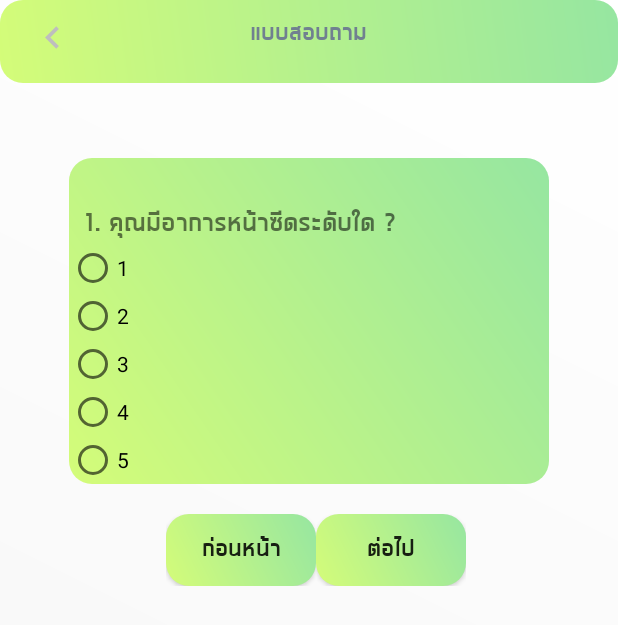
After one commit to jittanan14/Yhinyhang, an Android app: the Question screen opened directly, with no data from a screen before it, on a phone screen of 412 x 824 dp. The commit adds this screen. Shown: the top 625 px of the screen. Run offline under Robolectric (Android 15) with nearby library versions, the phone set to English and light mode, and no system bars.

Commit message:
change question

```diff
--- a/app/src/main/AndroidManifest.xml
+++ b/app/src/main/AndroidManifest.xml
@@ -12,7 +12,8 @@
         android:roundIcon="@mipmap/ic_launcher_round"
         android:supportsRtl="true"
         android:theme="@style/AppTheme">
-        <activity android:name=".LogIn"></activity>
+        <activity android:name=".Question"></activity>
+        <activity android:name=".LogIn" />
         <activity android:name=".Register" />
         <activity android:name=".MainActivity">
             <intent-filter>
--- a/app/src/main/java/com/example/jittanan/yhinyhang/MainActivity.java
+++ b/app/src/main/java/com/example/jittanan/yhinyhang/MainActivity.java
@@ -3,7 +3,6 @@ import android.content.Intent;
 import android.content.SharedPreferences;
 import android.support.v7.app.AppCompatActivity;
 import android.os.Bundle;
-
 import android.view.View;
 import android.widget.Button;
 import android.widget.EditText;
@@ -45,7 +44,6 @@ public class MainActivity extends AppCompatActivity {
                 public void onClick(View v) {
                     edit.clear();
                     edit.commit();
-
                     startActivity(new Intent(MainActivity.this,LogIn.class));
                 }
             });
--- /dev/null
+++ b/app/src/main/java/com/example/jittanan/yhinyhang/Question.java
@@ -0,0 +1,169 @@
+package com.example.jittanan.yhinyhang;
+
+import android.support.v7.app.AppCompatActivity;
+import android.os.Bundle;
+import android.util.Log;
+import android.view.View;
+import android.widget.Button;
+import android.widget.RadioButton;
+import android.widget.TextView;
+import android.widget.Toast;
+
+import java.util.ArrayList;
+
+public class Question extends AppCompatActivity {
+
+    ArrayList<String> question;
+    TextView Text_question ;
+    Button button_next ;
+    Button button_previous;
+    RadioButton radioButton1;
+    RadioButton radioButton2;
+    RadioButton radioButton3;
+    RadioButton radioButton4;
+    RadioButton radioButton5;
+
+    RadioButton[] radioAnswer;
+
+    int index = 1;
+
+    @Override
+    protected void onCreate(Bundle savedInstanceState) {
+        super.onCreate(savedInstanceState);
+        setContentView(R.layout.activity_question);
+        getSupportActionBar().hide();
+
+        Text_question = findViewById(R.id.Text_question);
+        button_next = findViewById(R.id.button_next_question);
+        button_previous = findViewById(R.id.button_previous_question);
+        radioButton1 = findViewById(R.id.radioButton1);
+        radioButton2 = findViewById(R.id.radioButton2);
+        radioButton3 = findViewById(R.id.radioButton3);
+        radioButton4 = findViewById(R.id.radioButton4);
+        radioButton5 = findViewById(R.id.radioButton5);
+
+        radioAnswer = new RadioButton[5];
+        radioAnswer[0] = radioButton1;
+        radioAnswer[1] = radioButton2;
+        radioAnswer[2] = radioButton3;
+        radioAnswer[3] = radioButton4;
+        radioAnswer[4] = radioButton5;
+
+        setQuestion();
+
+        button_next.setOnClickListener(new View.OnClickListener() {
+            @Override
+            public void onClick(View v) {
+                radioButton1.setSelected(false);
+                Log.e("Question", String.valueOf(radioButton1.isChecked()));
+
+                radioButton1.setChecked(false);
+
+                updateAnswer();
+
+                String point_question = Checkpoint();
+                if (!point_question.isEmpty()) {
+                    updateQuestion();
+                }
+                else {
+                    Toast.makeText(Question.this, "กรุณาเลือกระดับคะแนน", Toast.LENGTH_SHORT).show();
+                }
+
+            }
+        });
+//
+//        button_previous.setOnClickListener(new View.OnClickListener() {
+//            @Override
+//            public void onClick(View v) {
+//                String point_question = Checkpoint();
+//                if (!point_question.isEmpty()) {
+//                    for (int i = 0; i < question.size(); i++) {
+//                        Text_question.setText(i + 1 + " " + question.get(i));
+//                    }
+//
+//                }else {
+//                    Toast.makeText(Question.this, "กรุณาเลือกระดับคะแนน", Toast.LENGTH_SHORT).show();
+//
+//                }
+//            }
+//        });
+
+    }
+
+    public void updateQuestion() {
+        Text_question.setText(index+". "+question.get(index));
+
+        index++;
+    }
+
+    public void updateAnswer() {
+        for(int i=0; i<radioAnswer.length; i++) {
+            radioAnswer[i].setChecked(false);
+        }
+    }
+
+    public int Random_question(){
+
+        int j = 0;
+
+        for (int i=0; i< question.size(); i++) {
+            j=i;
+            return j ;
+        }
+
+
+    return 0;
+
+    }
+
+    public void setQuestion(){
+        question = new ArrayList<>();
+
+        question.add(" ");
+        //yhin
+        question.add("คุณมีอาการหน้าซีดระดับใด ?");
+        question.add("คุณหายใจเบาระดับใด ?");
+        question.add("คุณขี้หนาวระดับใด ?");
+        question.add("คุณรู้สึกไม่ค่อยมีแรงระดับใด ?");
+        question.add("คุณอุจจาระน้อยและค่อนข้างเหลวระดับใด?");
+        question.add("คุณปัสสาวะมากและใสระดับใด ?");
+        question.add("คุณรู้สึกท้องอืดระดับใด ?");
+        question.add("คุณร้อนในระดับใด ?");
+        question.add("คุณปากแห้งระดับใด ?");
+        question.add("คุณคอแห้งหรือไม่ ?");
+        question.add("คุณข้ีหงุดหงิดหรือไม่ ?");
+        question.add("คุณผิวแห้งหรือไม่ ?");
+        question.add("คุณฝ่ามือและฝ่าเท้าร้อนหรือไม่ ?");
+
+        //yhang
+        question.add("คุณหน้าแดงระดับใด ?");
+        question.add("คุณหายใจแรงระดับใด ?");
+        question.add("คุณรู้สึกตัวร้อนระดับใด?");
+        question.add("คุณคอแห้งระดับใด ?");
+        question.add("คุณชอบด่ืมนํ้าเย็นระดับใด?");
+        question.add("คุณท้องผูกระดับใด ?");
+        question.add("คุณปัสสาวะเหลืองเข้มระดับใด ?");
+        question.add("ฝ่ามือและฝ่าเท้าของคุณเย็นง่ายระดับใด ?");
+        question.add("คุณปัสสาวะบ่อยตอนกลางคืนระดับใด ?");
+        question.add("คุณหน้าตาซีดระดับใด ?");
+
+        Text_question.setText(index + ". " + question.get(1));
+
+    }
+
+    public String Checkpoint() {
+
+        if (radioButton1.isChecked()) {
+            return "1";
+        } else if(radioButton2.isChecked()){
+            return "2";
+        }else if (radioButton3.isChecked()){
+            return "3";
+        }else if (radioButton4.isChecked()) {
+            return "4";
+        }else {;
+            return "5";
+        }
+    }
+
+}
--- a/app/src/main/java/com/example/jittanan/yhinyhang/User.java
+++ b/app/src/main/java/com/example/jittanan/yhinyhang/User.java
@@ -2,7 +2,7 @@ package com.example.jittanan.yhinyhang;
 
 public class User {
     private  String email, password, username,
-            gender, birthday, element,food,image_user;
+            gender, birthday, element,body,food,image_user;
 
     public User(String email, String firstname, String lastname, String gender, String birthday, String telephone, String image_user) {
         this.email = email;
@@ -11,6 +11,7 @@ public class User {
         this.gender = gender;
         this.birthday = birthday;
         this.element = element;
+        this.body = body;
         this.food = food;
         this.image_user = image_user;
     }
@@ -35,6 +36,8 @@ public class User {
         return element;
     }
 
+    public String getBody() { return  body; }
+
     public String getFood() { return food;}
 
     public String getImage_user() {
--- a/app/src/main/java/com/example/jittanan/yhinyhang/api/Api.java
+++ b/app/src/main/java/com/example/jittanan/yhinyhang/api/Api.java
@@ -19,6 +19,7 @@ public interface Api {
             @Field("gender_user") String gender_user,
             @Field("Birth_user") String Birth_user,
             @Field("element_user") String element_user,
+            @Field("body_user") String body_user,
             @Field("food_user") String food_user,
             @Field("Pic_user") String Pic_user
     );
--- a/app/src/main/res/layout/activity_log_in.xml
+++ b/app/src/main/res/layout/activity_log_in.xml
@@ -72,7 +72,6 @@
         android:layout_centerHorizontal="true"
         >
         <LinearLayout
-
             android:layout_width="100dp"
             android:layout_height="wrap_content"
             android:layout_marginTop="70px"
--- /dev/null
+++ b/app/src/main/res/layout/activity_question.xml
@@ -0,0 +1,148 @@
+<?xml version="1.0" encoding="utf-8"?>
+<RelativeLayout xmlns:android="http://schemas.android.com/apk/res/android"
+    xmlns:tools="http://schemas.android.com/tools"
+    android:layout_width="match_parent"
+    android:layout_height="match_parent"
+    android:background="@drawable/bg_main"
+    android:orientation="vertical"
+    tools:context=".Question">
+
+
+    <android.support.v7.widget.Toolbar
+        android:id="@+id/toolbar"
+        android:layout_width="match_parent"
+        android:layout_height="55dp"
+        android:background="@drawable/gradient_bg"
+        android:baselineAligned="false" />
+
+    <Button
+        android:id="@+id/button_back_profile"
+        android:layout_width="30dp"
+        android:layout_height="30dp"
+        android:layout_marginLeft="20dp"
+        android:layout_marginTop="10dp"
+        android:background="@drawable/ic_back" />
+
+    <TextView
+        android:id="@+id/question"
+        android:layout_width="wrap_content"
+        android:layout_height="wrap_content"
+        android:layout_centerHorizontal="true"
+        android:layout_marginTop="10dp"
+        android:fontFamily="@font/printable4u"
+        android:gravity="center"
+        android:text="แบบสอบถาม"
+        android:textColor="#708090"
+        android:textSize="20sp" />
+
+    <LinearLayout
+        android:id="@+id/Layout_question"
+        android:layout_width="320dp"
+        android:layout_height="wrap_content"
+        android:layout_centerHorizontal="true"
+        android:orientation="vertical"
+        android:layout_below="@id/toolbar"
+        android:layout_marginTop="50dp"
+        android:background="@drawable/gradient_bg">
+
+        <TextView
+            android:id="@+id/Text_question"
+            android:layout_width="match_parent"
+            android:layout_height="wrap_content"
+            android:paddingLeft="10dp"
+            android:paddingRight="10dp"
+            android:paddingTop="30dp"
+            android:fontFamily="@font/printable4u"
+            android:textSize="22dp"/>
+
+        <RadioGroup
+            android:layout_width="match_parent"
+            android:layout_height="match_parent"
+            >
+
+        <RadioButton
+            android:id="@+id/radioButton1"
+            android:layout_width="match_parent"
+            android:layout_height="wrap_content"
+            android:text="1" />
+        <RadioButton
+            android:id="@+id/radioButton2"
+            android:layout_width="match_parent"
+            android:layout_height="wrap_content"
+            android:text="2" />
+            <RadioButton
+                android:id="@+id/radioButton3"
+                android:layout_width="match_parent"
+                android:layout_height="wrap_content"
+                android:text="3" />
+            <RadioButton
+                android:id="@+id/radioButton4"
+                android:layout_width="match_parent"
+                android:layout_height="wrap_content"
+                android:text="4" />
+            <RadioButton
+                android:id="@+id/radioButton5"
+                android:layout_width="match_parent"
+                android:layout_height="wrap_content"
+                android:text="5" />
+
+        </RadioGroup>
+
+
+    </LinearLayout>
+
+
+    <LinearLayout
+        android:layout_width="wrap_content"
+        android:layout_height="wrap_content"
+        android:layout_centerHorizontal="true"
+        android:layout_below="@id/Layout_question"
+        >
+
+    <LinearLayout
+        android:id="@+id/button_next"
+        android:layout_width="wrap_content"
+        android:layout_height="wrap_content"
+        android:layout_marginTop="20dp"
+        android:paddingLeft="20dp"
+
+        >
+
+        <Button
+            android:id="@+id/button_previous_question"
+            android:layout_width="100dp"
+            android:layout_height="wrap_content"
+            android:text="ก่อนหน้า"
+            android:background="@drawable/gradient_bg"
+            android:fontFamily="@font/printable4u"
+            android:textSize="20dp"
+            />
+
+
+    </LinearLayout>
+
+    <LinearLayout
+        android:id="@+id/button_previous"
+        android:layout_below="@id/Layout_question"
+        android:layout_width="wrap_content"
+        android:layout_height="wrap_content"
+        android:layout_centerHorizontal="true"
+        android:layout_marginTop="20dp"
+        android:paddingRight="10dp">
+
+        <Button
+            android:id="@+id/button_next_question"
+            android:layout_width="100dp"
+            android:layout_height="wrap_content"
+            android:text="ต่อไป"
+            android:background="@drawable/gradient_bg"
+            android:fontFamily="@font/printable4u"
+            android:textSize="20dp"
+
+            />
+
+
+    </LinearLayout>
+    </LinearLayout>
+
+</RelativeLayout>
```
Also changed, not shown: app/src/main/java/com/example/jittanan/yhinyhang/LogIn.java (+0 -13 lines), app/src/main/java/com/example/jittanan/yhinyhang/Register.java (+82 -16 lines), app/src/main/res/drawable/ic_body.xml (added, +4 -0 lines), app/src/main/res/layout/activity_main.xml (+9 -0 lines), app/src/main/res/layout/activity_register.xml (+34 -0 lines).
